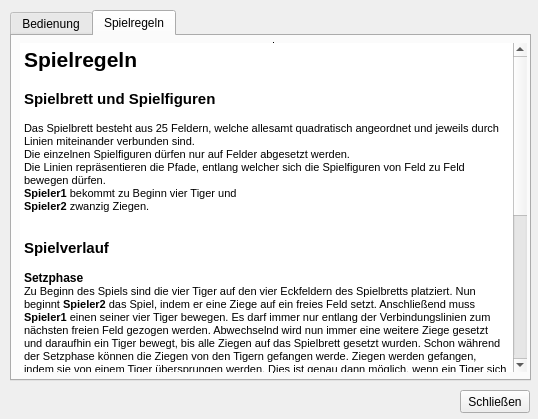
Qt form BaghChal/BaghChal/helpWindow.ui (kaushaldeo/bagh-chal) before a commit.
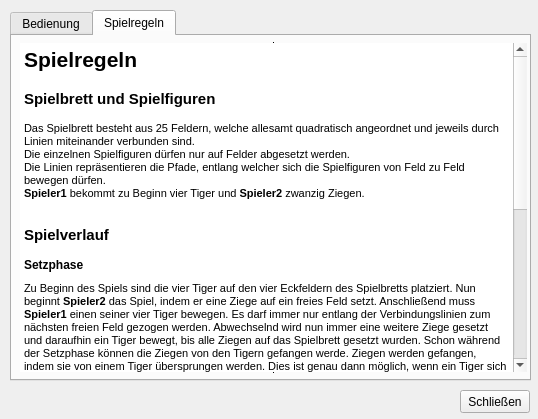
The same form after that commit. Icons and pictures are not drawn.

Commit message: Verbesserungen an helpWindow und infoWindow durchgenommen. Nur jeweils eine Instanz von helpWindow und infoWindow erlauben.

What changed in the file:
```diff
--- a/BaghChal/BaghChal/helpWindow.ui
+++ b/BaghChal/BaghChal/helpWindow.ui
@@ -98,22 +98,23 @@
 &lt;p style=&quot; margin-top:0px; margin-bottom:0px; margin-left:0px; margin-right:0px; -qt-block-indent:0; text-indent:0px;&quot;&gt;&lt;span style=&quot; font-size:8pt;&quot;&gt;Das Spielbrett besteht aus 25 Feldern, welche allesamt quadratisch angeordnet und jeweils durch Linien miteinander verbunden sind. &lt;/span&gt;&lt;/p&gt;
 &lt;p style=&quot; margin-top:0px; margin-bottom:0px; margin-left:0px; margin-right:0px; -qt-block-indent:0; text-indent:0px;&quot;&gt;&lt;span style=&quot; font-size:8pt;&quot;&gt;Die einzelnen Spielfiguren dürfen nur auf Felder abgesetzt werden. &lt;/span&gt;&lt;/p&gt;
 &lt;p style=&quot; margin-top:0px; margin-bottom:0px; margin-left:0px; margin-right:0px; -qt-block-indent:0; text-indent:0px;&quot;&gt;&lt;span style=&quot; font-size:8pt;&quot;&gt;Die Linien repräsentieren die Pfade, entlang welcher sich die Spielfiguren von Feld zu Feld bewegen dürfen.&lt;/span&gt;&lt;/p&gt;
-&lt;p style=&quot; margin-top:0px; margin-bottom:0px; margin-left:0px; margin-right:0px; -qt-block-indent:0; text-indent:0px;&quot;&gt;&lt;span style=&quot; font-size:8pt; font-weight:600;&quot;&gt;Spieler1&lt;/span&gt;&lt;span style=&quot; font-size:8pt;&quot;&gt; bekommt zu Beginn vier Tiger und &lt;/span&gt;&lt;/p&gt;
-&lt;p style=&quot; margin-top:0px; margin-bottom:0px; margin-left:0px; margin-right:0px; -qt-block-indent:0; text-indent:0px;&quot;&gt;&lt;span style=&quot; font-size:8pt; font-weight:600;&quot;&gt;Spieler2&lt;/span&gt;&lt;span style=&quot; font-size:8pt;&quot;&gt; zwanzig Ziegen.&lt;/span&gt;&lt;/p&gt;
+&lt;p style=&quot; margin-top:0px; margin-bottom:0px; margin-left:0px; margin-right:0px; -qt-block-indent:0; text-indent:0px;&quot;&gt;&lt;span style=&quot; font-size:8pt; font-weight:600;&quot;&gt;Spieler1&lt;/span&gt;&lt;span style=&quot; font-size:8pt;&quot;&gt; bekommt zu Beginn vier Tiger und &lt;/span&gt;&lt;span style=&quot; font-size:8pt; font-weight:600;&quot;&gt;Spieler2&lt;/span&gt;&lt;span style=&quot; font-size:8pt;&quot;&gt; zwanzig Ziegen.&lt;/span&gt;&lt;/p&gt;
 &lt;p style=&quot;-qt-paragraph-type:empty; margin-top:0px; margin-bottom:0px; margin-left:0px; margin-right:0px; -qt-block-indent:0; text-indent:0px; font-size:8pt;&quot;&gt;&lt;/p&gt;
 &lt;p style=&quot;-qt-paragraph-type:empty; margin-top:0px; margin-bottom:0px; margin-left:0px; margin-right:0px; -qt-block-indent:0; text-indent:0px; font-size:8pt;&quot;&gt;&lt;/p&gt;
 &lt;p style=&quot; margin-top:0px; margin-bottom:0px; margin-left:0px; margin-right:0px; -qt-block-indent:0; text-indent:0px;&quot;&gt;&lt;span style=&quot; font-size:11pt; font-weight:600;&quot;&gt;Spielverlauf&lt;/span&gt;&lt;/p&gt;
 &lt;p style=&quot;-qt-paragraph-type:empty; margin-top:0px; margin-bottom:0px; margin-left:0px; margin-right:0px; -qt-block-indent:0; text-indent:0px; font-size:9pt; font-weight:600;&quot;&gt;&lt;/p&gt;
 &lt;p style=&quot; margin-top:0px; margin-bottom:0px; margin-left:0px; margin-right:0px; -qt-block-indent:0; text-indent:0px;&quot;&gt;&lt;span style=&quot; font-size:9pt; font-weight:600;&quot;&gt;Setzphase&lt;/span&gt;&lt;/p&gt;
+&lt;p style=&quot; margin-top:0px; margin-bottom:0px; margin-left:0px; margin-right:0px; -qt-block-indent:0; text-indent:0px;&quot;&gt;&lt;span style=&quot; font-size:6pt; font-weight:600;&quot;&gt;  &lt;/span&gt;&lt;/p&gt;
 &lt;p style=&quot; margin-top:0px; margin-bottom:0px; margin-left:0px; margin-right:0px; -qt-block-indent:0; text-indent:0px;&quot;&gt;&lt;span style=&quot; font-size:8pt;&quot;&gt;Zu Beginn des Spiels sind die vier Tiger auf den vier Eckfeldern des Spielbretts platziert. Nun beginnt &lt;/span&gt;&lt;span style=&quot; font-size:8pt; font-weight:600;&quot;&gt;Spieler2&lt;/span&gt;&lt;span style=&quot; font-size:8pt;&quot;&gt; das Spiel, indem er eine Ziege auf ein freies Feld setzt. Anschließend muss &lt;/span&gt;&lt;span style=&quot; font-size:8pt; font-weight:600;&quot;&gt;Spieler1&lt;/span&gt;&lt;span style=&quot; font-size:8pt;&quot;&gt; einen seiner vier Tiger bewegen. Es darf immer nur entlang der Verbindungslinien zum nächsten freien Feld gezogen werden. Abwechselnd wird nun immer eine weitere Ziege gesetzt und daraufhin ein Tiger bewegt, bis alle Ziegen auf das Spielbrett gesetzt wurden. Schon während der Setzphase können die Ziegen von den Tigern gefangen werde. Ziegen werden gefangen, indem sie von einem Tiger übersprungen werden. Dies ist genau dann möglich, wenn ein Tiger sich unmittelbar vor einer Ziege befindet, und das Feld hinter der Ziege noch nicht besetzt ist. Auch hier darf ein Sprung nur entlang der Linien und nicht über Eck, sondern nur gerade verlaufen. Wird eine Ziege übersprungen, so wird sie vom Spielbrett genommen. &lt;/span&gt;&lt;/p&gt;
-&lt;p style=&quot;-qt-paragraph-type:empty; margin-top:0px; margin-bottom:0px; margin-left:0px; margin-right:0px; -qt-block-indent:0; text-indent:0px; font-size:8pt;&quot;&gt;&lt;/p&gt;
+&lt;p style=&quot; margin-top:0px; margin-bottom:0px; margin-left:0px; margin-right:0px; -qt-block-indent:0; text-indent:0px;&quot;&gt;&lt;span style=&quot; font-size:14pt;&quot;&gt; &lt;/span&gt;&lt;/p&gt;
 &lt;p style=&quot; margin-top:0px; margin-bottom:0px; margin-left:0px; margin-right:0px; -qt-block-indent:0; text-indent:0px;&quot;&gt;&lt;span style=&quot; font-size:9pt; font-weight:600;&quot;&gt;Zugphase&lt;/span&gt;&lt;/p&gt;
+&lt;p style=&quot;-qt-paragraph-type:empty; margin-top:0px; margin-bottom:0px; margin-left:0px; margin-right:0px; -qt-block-indent:0; text-indent:0px; font-size:6pt; font-weight:600;&quot;&gt;&lt;/p&gt;
 &lt;p style=&quot; margin-top:0px; margin-bottom:0px; margin-left:0px; margin-right:0px; -qt-block-indent:0; text-indent:0px;&quot;&gt;&lt;span style=&quot; font-size:8pt;&quot;&gt;Wurden alle Ziegen auf dem Spielbrett abgelegt, so beginnt nun die Zugphase. Hier darf nun auch mit den Ziegen gezogen werden.  Ziegen dürfen sich nur entlang der Linien bewegen. Sprünge mit Ziegen sind nicht möglich.  Während des gesamten Spiels stehen die beiden Spieler unter Zugzwang, d.h. jeder Spieler muss mit mindestens einer Figur ziehen können wenn er an der Reihe ist. Kann der Spieler nicht Ziehen, so verliert er das Spiel. Des weiteren steht der Spieler mit den Tigern unter Fresszwang. Ist mindestens ein Tiger in der Lage eine Ziege zu fangen, so muss die Ziege auch gefangen werden. Sind mehrere Tiger in der Lage Ziegen zu fangen, so darf der Spieler entscheiden mit welchem Tiger er bei diesem Zug die Ziege fängt.&lt;/span&gt;&lt;/p&gt;
-&lt;p style=&quot;-qt-paragraph-type:empty; margin-top:0px; margin-bottom:0px; margin-left:0px; margin-right:0px; -qt-block-indent:0; text-indent:0px; font-size:8pt;&quot;&gt;&lt;/p&gt;
+&lt;p style=&quot; margin-top:0px; margin-bottom:0px; margin-left:0px; margin-right:0px; -qt-block-indent:0; text-indent:0px;&quot;&gt;&lt;span style=&quot; font-size:14pt;&quot;&gt; &lt;/span&gt;&lt;/p&gt;
 &lt;p style=&quot; margin-top:0px; margin-bottom:0px; margin-left:0px; margin-right:0px; -qt-block-indent:0; text-indent:0px;&quot;&gt;&lt;span style=&quot; font-size:9pt; font-weight:600;&quot;&gt;Ziel des Spiels&lt;/span&gt;&lt;/p&gt;
+&lt;p style=&quot;-qt-paragraph-type:empty; margin-top:0px; margin-bottom:0px; margin-left:0px; margin-right:0px; -qt-block-indent:0; text-indent:0px; font-size:6pt; font-weight:600;&quot;&gt;&lt;/p&gt;
 &lt;p style=&quot; margin-top:0px; margin-bottom:0px; margin-left:0px; margin-right:0px; -qt-block-indent:0; text-indent:0px;&quot;&gt;&lt;span style=&quot; font-size:8pt;&quot;&gt;Der Spieler mit den Tigern gewinnt genau dann, wenn eine gewisse 5 Ziegen gefressen wurden oder der Spieler mit den Ziegen nicht mehr ziehen kann.&lt;/span&gt;&lt;/p&gt;
 &lt;p style=&quot; margin-top:0px; margin-bottom:0px; margin-left:0px; margin-right:0px; -qt-block-indent:0; text-indent:0px;&quot;&gt;&lt;span style=&quot; font-size:8pt;&quot;&gt;Der Spieler mit den Ziegen kann nur dann gewinnen, wenn alle Tiger blockiert sind und somit nicht mehr ziehen können. Die Ziegen können sich gegen die Tiger schützen indem sie hintereinander stehen, also nicht übersprungen werden können. &lt;/span&gt;&lt;/p&gt;
-&lt;p style=&quot;-qt-paragraph-type:empty; margin-top:0px; margin-bottom:0px; margin-left:0px; margin-right:0px; -qt-block-indent:0; text-indent:0px; font-size:8pt;&quot;&gt;&lt;/p&gt;
 &lt;p style=&quot;-qt-paragraph-type:empty; margin-top:0px; margin-bottom:0px; margin-left:0px; margin-right:0px; -qt-block-indent:0; text-indent:0px; font-size:8pt;&quot;&gt;&lt;/p&gt;&lt;/body&gt;&lt;/html&gt;</string>
      </property>
     </widget>
```
Left out of the diff: 6 changed lines with no effect on the pictures. The commit also changes 3 other files.
